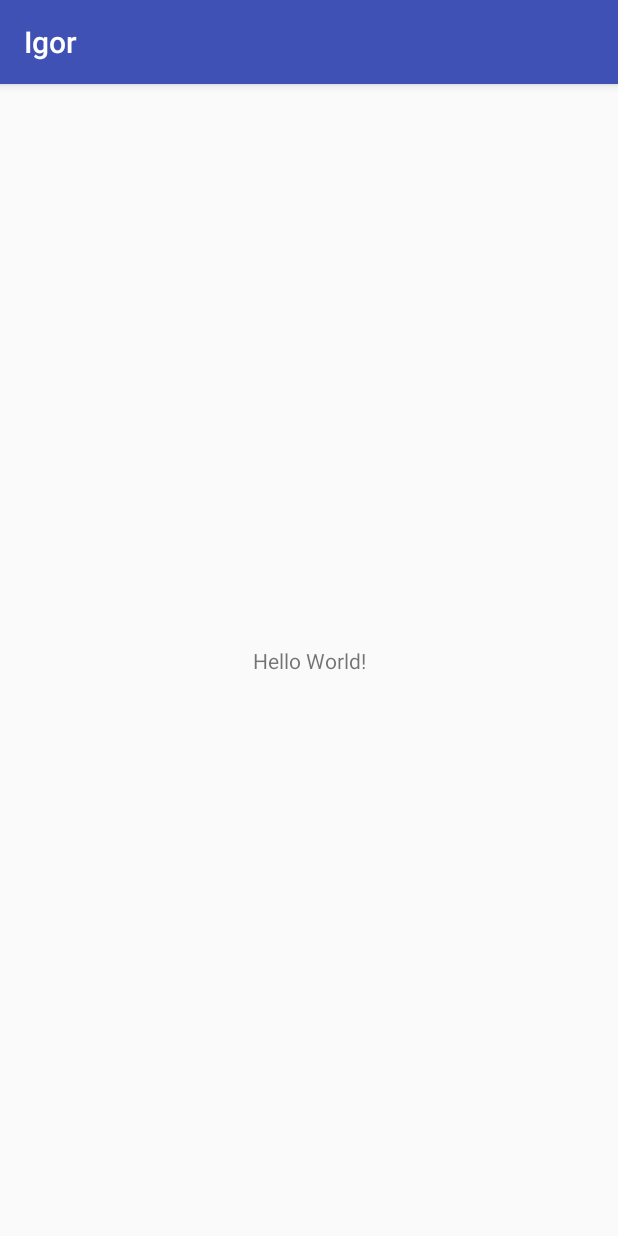
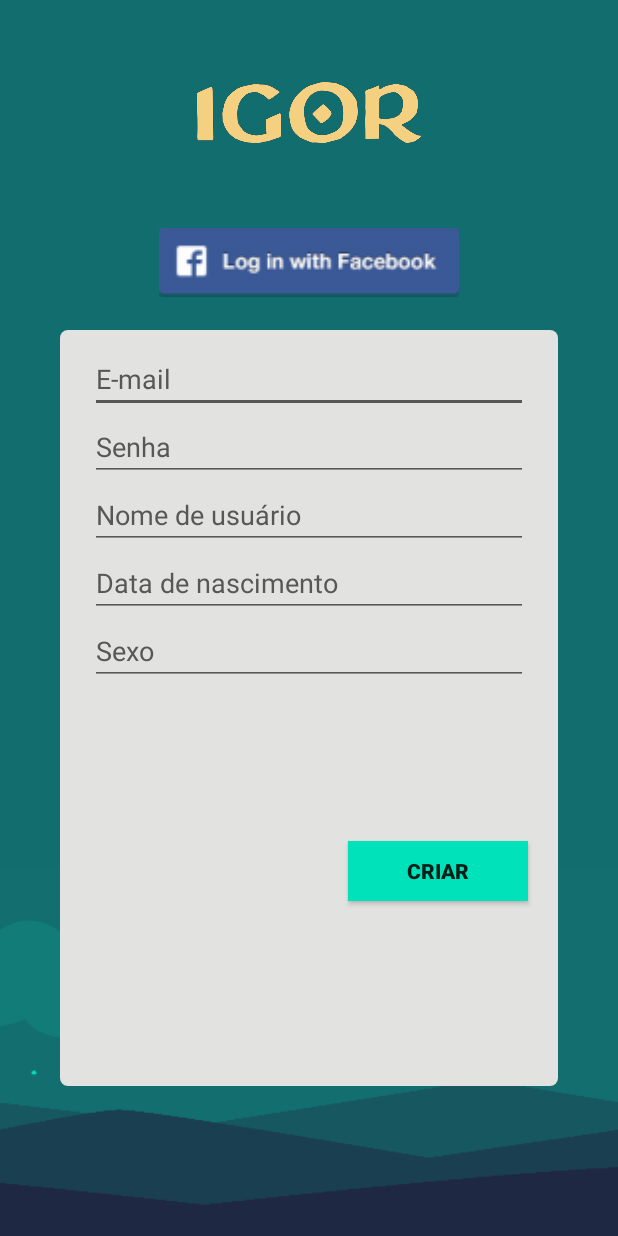
Before and after one commit to SkiaBr23/igor-devapps, an Android app: the CriarContaActivity screen opened directly, with no data from a screen before it, on a phone screen of 412 x 824 dp. Run offline under Robolectric (Android 15) with nearby library versions, the phone set to English and light mode, and no system bars.

Commit message:
Tela de cadastro

```diff
--- a/app/build.gradle
+++ b/app/build.gradle
@@ -26,10 +26,11 @@ dependencies {
     })
     compile 'com.android.support:appcompat-v7:25.3.1'
     compile 'com.android.support.constraint:constraint-layout:1.0.2'
+    compile 'com.android.support:design:25.3.1'
     testCompile 'junit:junit:4.12'
-    compile 'com.android.support:design:25.3.1'
 }
 
 
 
+
 apply plugin: 'com.google.gms.google-services'
--- a/app/src/main/java/br/unb/igor/activities/MainActivity.java
+++ b/app/src/main/java/br/unb/igor/activities/CriarContaActivity.java
@@ -5,11 +5,11 @@ import android.os.Bundle;
 
 import br.unb.igor.R;
 
-public class MainActivity extends AppCompatActivity {
+public class CriarContaActivity extends AppCompatActivity {
 
     @Override
     protected void onCreate(Bundle savedInstanceState) {
         super.onCreate(savedInstanceState);
-        setContentView(R.layout.activity_main);
+        setContentView(R.layout.activity_criar_conta);
     }
 }
--- a/app/src/main/java/br/unb/igor/activities/LoginActivity.java
+++ b/app/src/main/java/br/unb/igor/activities/LoginActivity.java
@@ -1,16 +1,62 @@
 package br.unb.igor.activities;
 
 import android.app.Activity;
+import android.content.Intent;
+import android.content.res.ColorStateList;
+import android.graphics.Color;
 import android.support.v7.app.AppCompatActivity;
 import android.os.Bundle;
+import android.view.View;
+import android.widget.Button;
+import android.widget.CheckBox;
+import android.widget.EditText;
+import android.widget.TextView;
 
 import br.unb.igor.R;
 
 public class LoginActivity extends AppCompatActivity {
 
+    private EditText editTextEmail;
+    private EditText editTextSenha;
+    private CheckBox checkBoxConectado;
+    private TextView criarConta;
+    private TextView esqueciSenha;
+    private Button btnEntrar;
+
     @Override
     protected void onCreate(Bundle savedInstanceState) {
         super.onCreate(savedInstanceState);
         setContentView(R.layout.activity_login);
+
+        editTextEmail = (EditText)findViewById(R.id.emailLogin);
+        editTextSenha = (EditText)findViewById(R.id.senhaLogin);
+        checkBoxConectado = (CheckBox)findViewById(R.id.checkBoxConectado);
+        criarConta = (TextView)findViewById(R.id.txtCriarConta);
+        esqueciSenha = (TextView)findViewById(R.id.txtEsqueciSenha);
+        btnEntrar = (Button)findViewById(R.id.btnEntrar);
+
+        btnEntrar.setOnClickListener(new View.OnClickListener() {
+            @Override
+            public void onClick(View v) {
+                if (editTextEmail.getText().toString().length() == 0) {
+                    editTextEmail.setError("Preencha com seu e-mail!");
+                    editTextEmail.setTextColor(Color.BLACK);
+                } else if (editTextSenha.getText().toString().length() == 0) {
+                    editTextSenha.setError("Preencha com sua senha!");
+                    editTextSenha.setTextColor(Color.BLACK);
+                } else {
+                    //LOGAR
+                }
+            }
+        });
+
+        criarConta.setOnClickListener(new View.OnClickListener() {
+            @Override
+            public void onClick(View v) {
+                Intent criarContaIntent = new Intent (LoginActivity.this, CriarContaActivity.class);
+                startActivity(criarContaIntent);
+                overridePendingTransition(R.anim.fade_in_one,R.anim.fade_out);
+            }
+        });
     }
 }
--- a/app/src/main/java/br/unb/igor/activities/SplashScreen.java
+++ b/app/src/main/java/br/unb/igor/activities/SplashScreen.java
@@ -14,7 +14,7 @@ import br.unb.igor.R;
 public class SplashScreen extends Activity {
 
     private ImageView logoAppSplashScreen;
-    private static int SPLASH_SCREEN_TIMEOUT = 1800;
+    private static int SPLASH_SCREEN_TIMEOUT = 1400;
     private static int ANIMATION_LOGO = 1400;
 
     @Override
--- /dev/null
+++ b/app/src/main/res/drawable/fundo_criar_conta.xml
@@ -0,0 +1,9 @@
+<?xml version="1.0" encoding="utf-8"?>
+<selector xmlns:android="http://schemas.android.com/apk/res/android">
+    <item>
+        <shape android:shape="rectangle">
+            <solid android:color="@color/fundoCriarConta" />
+            <corners android:radius="5dp"/>
+        </shape>
+    </item>
+</selector>
--- /dev/null
+++ b/app/src/main/res/layout/activity_criar_conta.xml
@@ -0,0 +1,157 @@
+<?xml version="1.0" encoding="utf-8"?>
+<android.support.constraint.ConstraintLayout xmlns:android="http://schemas.android.com/apk/res/android"
+    xmlns:app="http://schemas.android.com/apk/res-auto"
+    xmlns:tools="http://schemas.android.com/tools"
+    android:layout_width="match_parent"
+    android:layout_height="match_parent"
+    tools:context="br.unb.igor.activities.CriarContaActivity">
+
+    <ImageView
+        app:layout_constraintBottom_toBottomOf="parent"
+        app:layout_constraintLeft_toLeftOf="parent"
+        app:layout_constraintRight_toRightOf="parent"
+        app:layout_constraintTop_toTopOf="parent"
+        android:layout_width="0dp"
+        android:layout_height="0dp"
+        android:src="@drawable/igor_login_backgrownd"
+        android:scaleType="centerCrop"
+        />
+
+    <ImageView
+        android:id="@+id/logoAppSplashScreen"
+        app:layout_constraintLeft_toLeftOf="parent"
+        app:layout_constraintRight_toRightOf="parent"
+        app:layout_constraintTop_toTopOf="parent"
+        android:layout_marginTop="0dp"
+        android:layout_width="150dp"
+        android:layout_height="150dp"
+        android:src="@drawable/igor_login_igor_icon"
+        />
+
+    <ImageView
+        android:id="@+id/btnFacebook"
+        app:layout_constraintTop_toTopOf="parent"
+        app:layout_constraintLeft_toLeftOf="parent"
+        app:layout_constraintRight_toRightOf="parent"
+        android:layout_width="200dp"
+        android:layout_height="50dp"
+        android:layout_marginTop="150dp"
+        android:src="@drawable/igor_signup_botao_facebook"
+        />
+
+    <android.support.constraint.ConstraintLayout
+        android:background="@drawable/fundo_criar_conta"
+        app:layout_constraintBottom_toBottomOf="parent"
+        app:layout_constraintRight_toRightOf="parent"
+        app:layout_constraintTop_toBottomOf="@+id/btnFacebook"
+        app:layout_constraintLeft_toLeftOf="parent"
+        android:layout_width="0dp"
+        android:layout_height="0dp"
+        android:layout_marginRight="40dp"
+        android:layout_marginLeft="40dp"
+        android:layout_marginTop="20dp"
+        android:layout_marginBottom="100dp">
+
+        <EditText
+            android:id="@+id/emailLoginCadastro"
+            android:layout_width="0dp"
+            android:hint="E-mail"
+            android:maxLines="1"
+            android:textColor="@color/preto"
+            android:textColorHint="@color/cinzaCriarConta"
+            android:inputType="textEmailAddress"
+            android:layout_height="wrap_content"
+            android:backgroundTint="@color/cinzaCriarConta"
+            app:layout_constraintLeft_toLeftOf="parent"
+            app:layout_constraintRight_toRightOf="parent"
+            app:layout_constraintTop_toTopOf="parent"
+            android:layout_marginRight="20dp"
+            android:layout_marginLeft="20dp"
+            android:layout_marginTop="10dp" />
+
+        <EditText
+            android:id="@+id/senhaLoginCadastro"
+            android:layout_width="0dp"
+            android:hint="Senha"
+            android:maxLines="1"
+            android:textColor="@color/preto"
+            android:textColorHint="@color/cinzaCriarConta"
+            android:inputType="textPassword"
+            android:layout_height="wrap_content"
+            android:backgroundTint="@color/cinzaCriarConta"
+            app:layout_constraintLeft_toLeftOf="parent"
+            app:layout_constraintRight_toRightOf="parent"
+            app:layout_constraintTop_toBottomOf="@+id/emailLoginCadastro"
+            android:layout_marginRight="20dp"
+            android:layout_marginLeft="20dp"
+            />
+
+        <EditText
+            android:id="@+id/nomeUsuarioLoginCadastro"
+            android:layout_width="0dp"
+            android:hint="Nome de usuário"
+            android:maxLines="1"
+            android:textColor="@color/preto"
+            android:textColorHint="@color/cinzaCriarConta"
+            android:inputType="text"
+            android:layout_height="wrap_content"
+            android:backgroundTint="@color/cinzaCriarConta"
+            app:layout_constraintLeft_toLeftOf="parent"
+            app:layout_constraintRight_toRightOf="parent"
+            app:layout_constraintTop_toBottomOf="@+id/senhaLoginCadastro"
+            android:layout_marginRight="20dp"
+            android:layout_marginLeft="20dp"
+            />
+
+        <EditText
+            android:id="@+id/dataNascimentoLoginCadastro"
+            android:layout_width="0dp"
+            android:hint="Data de nascimento"
+            android:maxLines="1"
+            android:textColor="@color/preto"
+            android:textColorHint="@color/cinzaCriarConta"
+            android:ems="10"
+            android:maxLength="10"
+            android:inputType="date"
+            android:layout_height="wrap_content"
+            android:backgroundTint="@color/cinzaCriarConta"
+            app:layout_constraintLeft_toLeftOf="parent"
+            app:layout_constraintRight_toRightOf="parent"
+            app:layout_constraintTop_toBottomOf="@+id/nomeUsuarioLoginCadastro"
+            android:layout_marginRight="20dp"
+            android:layout_marginLeft="20dp"
+            />
+
+        <EditText
+            android:id="@+id/sexoLoginCadastro"
+            android:layout_width="0dp"
+            android:hint="Sexo"
+            android:maxLines="1"
+            android:textColor="@color/preto"
+            android:textColorHint="@color/cinzaCriarConta"
+            android:inputType="text"
+            android:layout_height="wrap_content"
+            android:backgroundTint="@color/cinzaCriarConta"
+            app:layout_constraintLeft_toLeftOf="parent"
+            app:layout_constraintRight_toRightOf="parent"
+            app:layout_constraintTop_toBottomOf="@+id/dataNascimentoLoginCadastro"
+            android:layout_marginRight="20dp"
+            android:layout_marginLeft="20dp"
+            />
+
+        <Button
+            app:layout_constraintTop_toBottomOf="@+id/sexoLoginCadastro"
+            app:layout_constraintRight_toRightOf="parent"
+            app:layout_constraintBottom_toBottomOf="parent"
+            android:id="@+id/btnCriarConta"
+            android:layout_width="120dp"
+            android:background="@color/btnEntrar"
+            android:text="CRIAR"
+            android:textStyle="bold"
+            android:layout_marginRight="20dp"
+            android:layout_height="40dp"
+            android:layout_marginBottom="20dp"/>
+
+    </android.support.constraint.ConstraintLayout>
+
+</android.support.constraint.ConstraintLayout>
--- a/app/src/main/res/layout/activity_main.xml
+++ /dev/null
@@ -1,18 +0,0 @@
-<?xml version="1.0" encoding="utf-8"?>
-<android.support.constraint.ConstraintLayout xmlns:android="http://schemas.android.com/apk/res/android"
-    xmlns:app="http://schemas.android.com/apk/res-auto"
-    xmlns:tools="http://schemas.android.com/tools"
-    android:layout_width="match_parent"
-    android:layout_height="match_parent"
-    tools:context="br.unb.igor.activities.MainActivity">
-
-    <TextView
-        android:layout_width="wrap_content"
-        android:layout_height="wrap_content"
-        android:text="Hello World!"
-        app:layout_constraintBottom_toBottomOf="parent"
-        app:layout_constraintLeft_toLeftOf="parent"
-        app:layout_constraintRight_toRightOf="parent"
-        app:layout_constraintTop_toTopOf="parent" />
-
-</android.support.constraint.ConstraintLayout>
--- a/app/src/main/res/values/colors.xml
+++ b/app/src/main/res/values/colors.xml
@@ -4,5 +4,8 @@
     <color name="colorPrimaryDark">#303F9F</color>
     <color name="colorAccent">#FF4081</color>
     <color name="branco">#ffffff</color>
+    <color name="cinzaCriarConta">#585757</color>
+    <color name="preto">#ff000000</color>
     <color name="btnEntrar">#00e2ba</color>
+    <color name="fundoCriarConta">#ffe2e2e1</color>
 </resources>
```
Also changed, not shown: app/src/main/AndroidManifest.xml (+13 -2 lines).
